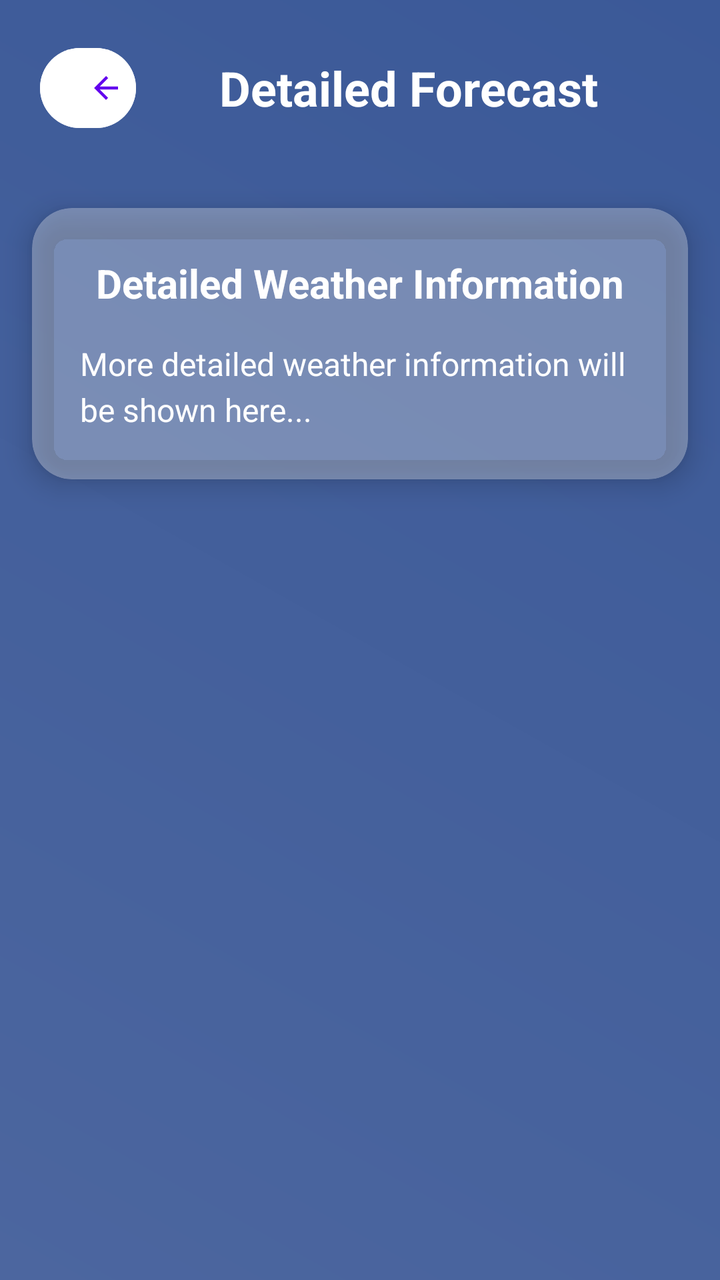
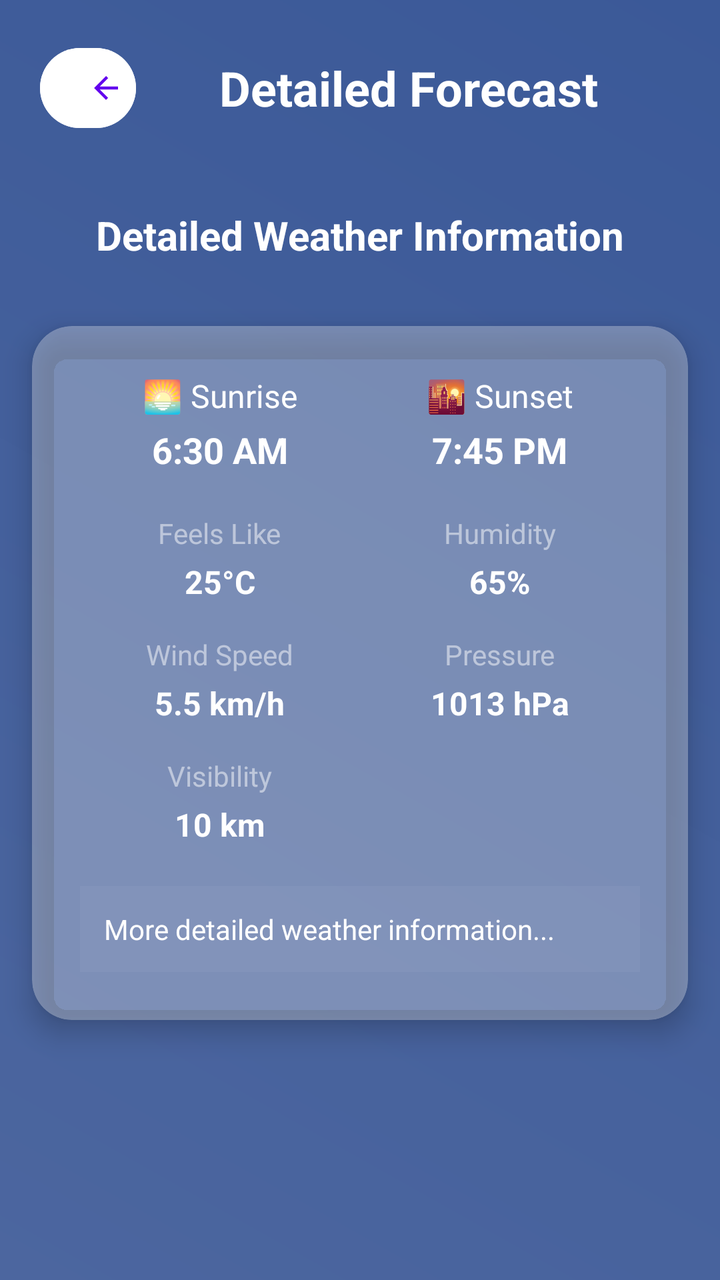

Two renders of the same Android screen: before a commit and after it. Below are the layout's source before the change and the commit's diff.
<!-- AndroidManifest.xml: activity theme Theme.WeatherPro -->
<!-- res/layout/activity_detail.xml -->
<?xml version="1.0" encoding="utf-8"?>
<ScrollView xmlns:android="http://schemas.android.com/apk/res/android"
    xmlns:app="http://schemas.android.com/apk/res-auto"
    android:layout_width="match_parent"
    android:layout_height="match_parent"
    android:background="@drawable/gradient_background_dark">

    <LinearLayout
        android:layout_width="match_parent"
        android:layout_height="wrap_content"
        android:orientation="vertical">

        
        <LinearLayout
            android:layout_width="match_parent"
            android:layout_height="wrap_content"
            android:orientation="horizontal"
            android:padding="20dp"
            android:gravity="center_vertical">

            <com.google.android.material.button.MaterialButton
                android:id="@+id/btnBack"
                android:layout_width="48dp"
                android:layout_height="48dp"
                android:backgroundTint="@color/white"
                app:icon="@drawable/ic_arrow_back"
                app:iconTint="@color/purple_500"
                app:cornerRadius="24dp" />

            <TextView
                android:layout_width="0dp"
                android:layout_height="wrap_content"
                android:layout_weight="1"
                android:text="Detailed Forecast"
                android:textColor="@color/white"
                android:textSize="24sp"
                android:textStyle="bold"
                android:gravity="center" />

        </LinearLayout>

        
        <androidx.cardview.widget.CardView
            android:layout_width="match_parent"
            android:layout_height="wrap_content"
            android:layout_margin="16dp"
            app:cardCornerRadius="20dp"
            app:cardElevation="8dp"
            app:cardBackgroundColor="@color/card_background">

            <LinearLayout
                android:layout_width="match_parent"
                android:layout_height="wrap_content"
                android:orientation="vertical"
                android:padding="24dp">

                <TextView
                    android:id="@+id/tvDetailLocation"
                    android:layout_width="match_parent"
                    android:layout_height="wrap_content"
                    android:text="Detailed Weather Information"
                    android:textColor="@color/white"
                    android:textSize="20sp"
                    android:textStyle="bold"
                    android:gravity="center"
                    android:layout_marginBottom="16dp" />

                <TextView
                    android:id="@+id/tvDetailInfo"
                    android:layout_width="match_parent"
                    android:layout_height="wrap_content"
                    android:text="More detailed weather information will be shown here..."
                    android:textColor="@color/white"
                    android:textSize="16sp"
                    android:lineSpacingExtra="4dp" />

            </LinearLayout>

        </androidx.cardview.widget.CardView>

    </LinearLayout>

</ScrollView>
<!-- resources referenced by this layout -->
<resources>
  <color name="card_background">#4DFFFFFF</color>
  <color name="purple_500">#FF6200EE</color>
  <color name="white">#FFFFFFFF</color>
  <!-- drawable gradient_background_dark (drawable) -->
  <?xml version="1.0" encoding="utf-8"?>
  <shape xmlns:android="http://schemas.android.com/apk/res/android">
      <gradient
          android:startColor="#4c669f"
          android:endColor="#3b5998"
          android:angle="45" />
  </shape>
  <!-- drawable ic_arrow_back (drawable) -->
  <vector xmlns:android="http://schemas.android.com/apk/res/android"
      android:width="24dp"
      android:height="24dp"
      android:viewportWidth="24"
      android:viewportHeight="24">
      <path
          android:fillColor="@color/white"
          android:pathData="M20,11H7.83l5.59,-5.59L12,4l-8,8 8,8 1.41,-1.41L7.83,13H20v-2z"/>
  </vector>
  <style name="Theme.WeatherPro" parent="Theme.Material3.DayNight.NoActionBar">
          
          <item name="colorPrimary">@color/purple_500</item>
          <item name="colorPrimaryVariant">@color/purple_700</item>
          <item name="colorOnPrimary">@color/white</item>
      </style>
  <color name="purple_700">#FF3700B3</color>
</resources>

<!-- the commit's change to res/layout/activity_detail.xml (unified diff, before → after) -->
@@ -3,7 +3,8 @@
     xmlns:app="http://schemas.android.com/apk/res-auto"
     android:layout_width="match_parent"
     android:layout_height="match_parent"
-    android:background="@drawable/gradient_background_dark">
+    android:background="@drawable/gradient_background_dark"
+    android:fillViewport="true">
 
     <LinearLayout
         android:layout_width="match_parent"
@@ -40,6 +41,18 @@
         </LinearLayout>
 
         
+        <TextView
+            android:id="@+id/tvDetailLocation"
+            android:layout_width="match_parent"
+            android:layout_height="wrap_content"
+            android:text="Detailed Weather Information"
+            android:textColor="@color/white"
+            android:textSize="20sp"
+            android:textStyle="bold"
+            android:gravity="center"
+            android:padding="16dp" />
+
+        
         <androidx.cardview.widget.CardView
             android:layout_width="match_parent"
             android:layout_height="wrap_content"
@@ -54,25 +67,250 @@
                 android:orientation="vertical"
                 android:padding="24dp">
 
-                <TextView
-                    android:id="@+id/tvDetailLocation"
+                
+                <LinearLayout
                     android:layout_width="match_parent"
                     android:layout_height="wrap_content"
-                    android:text="Detailed Weather Information"
-                    android:textColor="@color/white"
-                    android:textSize="20sp"
-                    android:textStyle="bold"
-                    android:gravity="center"
-                    android:layout_marginBottom="16dp" />
-
+                    android:orientation="horizontal"
+                    android:layout_marginBottom="20dp">
+
+                    <LinearLayout
+                        android:layout_width="0dp"
+                        android:layout_height="wrap_content"
+                        android:layout_weight="1"
+                        android:orientation="vertical"
+                        android:gravity="center">
+
+                        <TextView
+                            android:layout_width="wrap_content"
+                            android:layout_height="wrap_content"
+                            android:text="🌅 Sunrise"
+                            android:textColor="@color/white"
+                            android:textSize="16sp" />
+
+                        <TextView
+                            android:id="@+id/tvSunrise"
+                            android:layout_width="wrap_content"
+                            android:layout_height="wrap_content"
+                            android:text="6:30 AM"
+                            android:textColor="@color/white"
+                            android:textSize="18sp"
+                            android:textStyle="bold"
+                            android:layout_marginTop="4dp" />
+
+                    </LinearLayout>
+
+                    <LinearLayout
+                        android:layout_width="0dp"
+                        android:layout_height="wrap_content"
+                        android:layout_weight="1"
+                        android:orientation="vertical"
+                        android:gravity="center">
+
+                        <TextView
+                            android:layout_width="wrap_content"
+                            android:layout_height="wrap_content"
+                            android:text="🌇 Sunset"
+                            android:textColor="@color/white"
+                            android:textSize="16sp" />
+
+                        <TextView
+                            android:id="@+id/tvSunset"
+                            android:layout_width="wrap_content"
+                            android:layout_height="wrap_content"
+                            android:text="7:45 PM"
+                            android:textColor="@color/white"
+                            android:textSize="18sp"
+                            android:textStyle="bold"
+                            android:layout_marginTop="4dp" />
+
+                    </LinearLayout>
+
+                </LinearLayout>
+
+                
+                <LinearLayout
+                    android:layout_width="match_parent"
+                    android:layout_height="wrap_content"
+                    android:orientation="vertical">
+
+                    
+                    <LinearLayout
+                        android:layout_width="match_parent"
+                        android:layout_height="wrap_content"
+                        android:orientation="horizontal"
+                        android:layout_marginBottom="16dp">
+
+                        <LinearLayout
+                            android:layout_width="0dp"
+                            android:layout_height="wrap_content"
+                            android:layout_weight="1"
+                            android:orientation="vertical"
+                            android:gravity="center">
+
+                            <TextView
+                                android:layout_width="wrap_content"
+                                android:layout_height="wrap_content"
+                                android:text="Feels Like"
+                                android:textColor="@color/white_alpha"
+                                android:textSize="14sp" />
+
+                            <TextView
+                                android:id="@+id/tvFeelsLike"
+                                android:layout_width="wrap_content"
+                                android:layout_height="wrap_content"
+                                android:text="25°C"
+                                android:textColor="@color/white"
+                                android:textSize="16sp"
+                                android:textStyle="bold"
+                                android:layout_marginTop="4dp" />
+
+                        </LinearLayout>
+
+                        <LinearLayout
+                            android:layout_width="0dp"
+                            android:layout_height="wrap_content"
+                            android:layout_weight="1"
+                            android:orientation="vertical"
+                            android:gravity="center">
+
+                            <TextView
+                                android:layout_width="wrap_content"
+                                android:layout_height="wrap_content"
+                                android:text="Humidity"
+                                android:textColor="@color/white_alpha"
+                                android:textSize="14sp" />
+
+                            <TextView
+                                android:id="@+id/tvHumidity"
+                                android:layout_width="wrap_content"
+                                android:layout_height="wrap_content"
+                                android:text="65%"
+                                android:textColor="@color/white"
+                                android:textSize="16sp"
+                                android:textStyle="bold"
+                                android:layout_marginTop="4dp" />
+
+                        </LinearLayout>
+
+                    </LinearLayout>
+
+                    
+                    <LinearLayout
+                        android:layout_width="match_parent"
+                        android:layout_height="wrap_content"
+                        android:orientation="horizontal"
+                        android:layout_marginBottom="16dp">
+
+                        <LinearLayout
+                            android:layout_width="0dp"
+                            android:layout_height="wrap_content"
+                            android:layout_weight="1"
+                            android:orientation="vertical"
+                            android:gravity="center">
+
+                            <TextView
+                                android:layout_width="wrap_content"
+                                android:layout_height="wrap_content"
+                                android:text="Wind Speed"
+                                android:textColor="@color/white_alpha"
+                                android:textSize="14sp" />
+
+                            <TextView
+                                android:id="@+id/tvWind"
+                                android:layout_width="wrap_content"
+                                android:layout_height="wrap_content"
+                                android:text="5.5 km/h"
+                                android:textColor="@color/white"
+                                android:textSize="16sp"
+                                android:textStyle="bold"
+                                android:layout_marginTop="4dp" />
+
+                        </LinearLayout>
+
+                        <LinearLayout
+                            android:layout_width="0dp"
+                            android:layout_height="wrap_content"
+                            android:layout_weight="1"
+                            android:orientation="vertical"
+                            android:gravity="center">
+
+                            <TextView
+                                android:layout_width="wrap_content"
+                                android:layout_height="wrap_content"
+                                android:text="Pressure"
+                                android:textColor="@color/white_alpha"
+                                android:textSize="14sp" />
+
+                            <TextView
+                                android:id="@+id/tvPressure"
+                                android:layout_width="wrap_content"
+                                android:layout_height="wrap_content"
+                                android:text="1013 hPa"
+                                android:textColor="@color/white"
+                                android:textSize="16sp"
+                                android:textStyle="bold"
+                                android:layout_marginTop="4dp" />
+
+                        </LinearLayout>
+
+                    </LinearLayout>
+
+                    
+                    <LinearLayout
+                        android:layout_width="match_parent"
+                        android:layout_height="wrap_content"
+                        android:orientation="horizontal">
+
+                        <LinearLayout
+                            android:layout_width="0dp"
+                            android:layout_height="wrap_content"
+                            android:layout_weight="1"
+                            android:orientation="vertical"
+                            android:gravity="center">
+
+                            <TextView
+                                android:layout_width="wrap_content"
+                                android:layout_height="wrap_content"
+                                android:text="Visibility"
+                                android:textColor="@color/white_alpha"
+                                android:textSize="14sp" />
+
+                            <TextView
+                                android:id="@+id/tvVisibility"
+                                android:layout_width="wrap_content"
+                                android:layout_height="wrap_content"
+                                android:text="10 km"
+                                android:textColor="@color/white"
+                                android:textSize="16sp"
+                                android:textStyle="bold"
+                                android:layout_marginTop="4dp" />
+
+                        </LinearLayout>
+
+                        <View
+                            android:layout_width="0dp"
+                            android:layout_height="1dp"
+                            android:layout_weight="1" />
+
+                    </LinearLayout>
+
+                </LinearLayout>
+
+                
                 <TextView
                     android:id="@+id/tvDetailInfo"
                     android:layout_width="match_parent"
                     android:layout_height="wrap_content"
-                    android:text="More detailed weather information will be shown here..."
+                    android:text="More detailed weather information..."
                     android:textColor="@color/white"
-                    android:textSize="16sp"
-                    android:lineSpacingExtra="4dp" />
+                    android:textSize="14sp"
+                    android:lineSpacingExtra="4dp"
+                    android:layout_marginTop="20dp"
+                    android:padding="12dp"
+                    android:background="@color/transparent_white"
+                    android:backgroundTint="@color/transparent_white"
+                    app:backgroundTint="@color/transparent_white" />
 
             </LinearLayout>
 
<!-- resource entries referenced after the edit -->
@@ -2,7 +2,9 @@
 <resources>
   <color name="card_background">#4DFFFFFF</color>
   <color name="purple_500">#FF6200EE</color>
+  <color name="transparent_white">#33FFFFFF</color>
   <color name="white">#FFFFFFFF</color>
+  <color name="white_alpha">#80FFFFFF</color>
   <!-- drawable gradient_background_dark (drawable) -->
   <?xml version="1.0" encoding="utf-8"?>
   <shape xmlns:android="http://schemas.android.com/apk/res/android">
